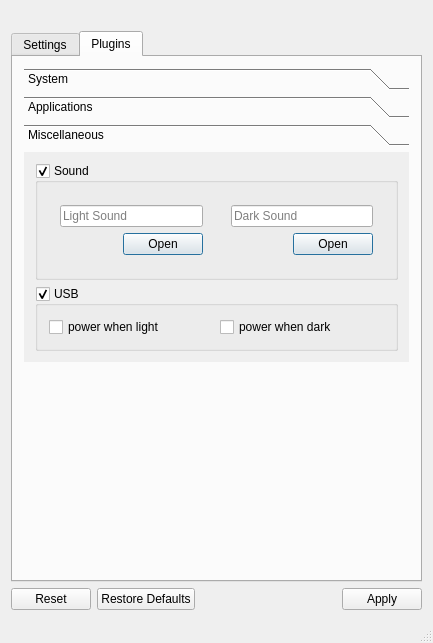
l0drex/Yin-Yang, file src/ui/mainwindow.ui: the form before one commit.
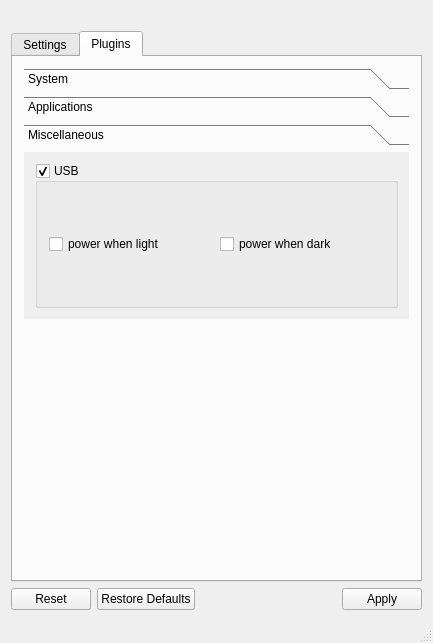
The form after the commit. The open tabs and pages were chosen to show the change. Icons and pictures are not drawn.

Commit message: Move options for sound and notification to main entry

What changed in the file:
```diff
--- a/src/ui/mainwindow.ui
+++ b/src/ui/mainwindow.ui
@@ -479,7 +479,7 @@
             <rect>
              <x>0</x>
              <y>0</y>
-             <width>380</width>
+             <width>401</width>
              <height>212</height>
             </rect>
            </property>
@@ -487,61 +487,6 @@
             <string>Miscellaneous</string>
            </attribute>
            <layout class="QVBoxLayout" name="verticalLayout_7">
-            <item>
-             <widget class="QGroupBox" name="groupSound">
-              <property name="toolTip">
-               <string>Make a sound when the theme is switched.</string>
-              </property>
-              <property name="title">
-               <string>Sound</string>
-              </property>
-              <property name="checkable">
-               <bool>true</bool>
-              </property>
-              <layout class="QHBoxLayout" name="horizontalLayout_10">
-               <item>
-                <widget class="QWidget" name="sound_light_group" native="true">
-                 <layout class="QVBoxLayout" name="verticalLayout">
-                  <item>
-                   <widget class="QLineEdit" name="sound_light">
-                    <property name="placeholderText">
-                     <string>Light Sound</string>
-                    </property>
-                   </widget>
-                  </item>
-                  <item>
-                   <widget class="QDialogButtonBox" name="sound_light_open">
-                    <property name="standardButtons">
-                     <set>QDialogButtonBox::Open</set>
-                    </property>
-                   </widget>
-                  </item>
-                 </layout>
-                </widget>
-               </item>
-               <item>
-                <widget class="QWidget" name="sound_dark_group" native="true">
-                 <layout class="QVBoxLayout" name="verticalLayout_8">
-                  <item>
-                   <widget class="QLineEdit" name="sound_dark">
-                    <property name="placeholderText">
-                     <string>Dark Sound</string>
-                    </property>
-                   </widget>
-                  </item>
-                  <item>
-                   <widget class="QDialogButtonBox" name="sound_dark_open">
-                    <property name="standardButtons">
-                     <set>QDialogButtonBox::Open</set>
-                    </property>
-                   </widget>
-                  </item>
-                 </layout>
-                </widget>
-               </item>
-              </layout>
-             </widget>
-            </item>
             <item>
              <widget class="QGroupBox" name="groupUsb">
               <property name="toolTip">
```
Left out of the diff: 20 changed lines with no effect on the pictures. The commit also changes 2 other files.
